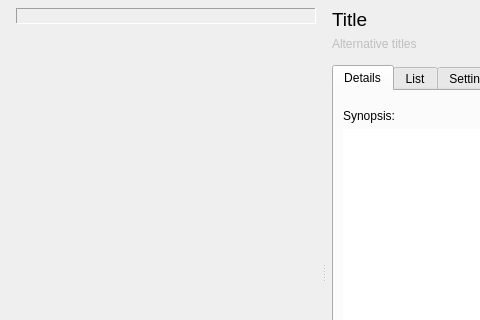
First picture: the form in src/gui/media/media_dialog.ui, repository nosut/AniVault, before the edit; both pictures show x 0 to 480 and y 0 to 320 of the 921 by 580 pixel window.
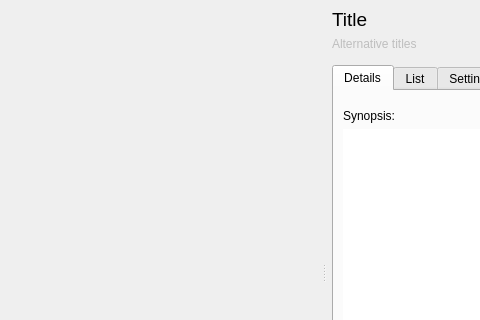
Second picture: the form after the edit.

Commit message: Adjust media dialog poster style

The edit to the form file:
```diff
--- a/src/gui/media/media_dialog.ui
+++ b/src/gui/media/media_dialog.ui
@@ -68,12 +68,6 @@
          <property name="cursor">
           <cursorShape>PointingHandCursor</cursorShape>
          </property>
-         <property name="frameShape">
-          <enum>QFrame::Shape::Panel</enum>
-         </property>
-         <property name="frameShadow">
-          <enum>QFrame::Shadow::Sunken</enum>
-         </property>
          <property name="scaledContents">
           <bool>true</bool>
          </property>
```
The commit also changes 3 other files.
